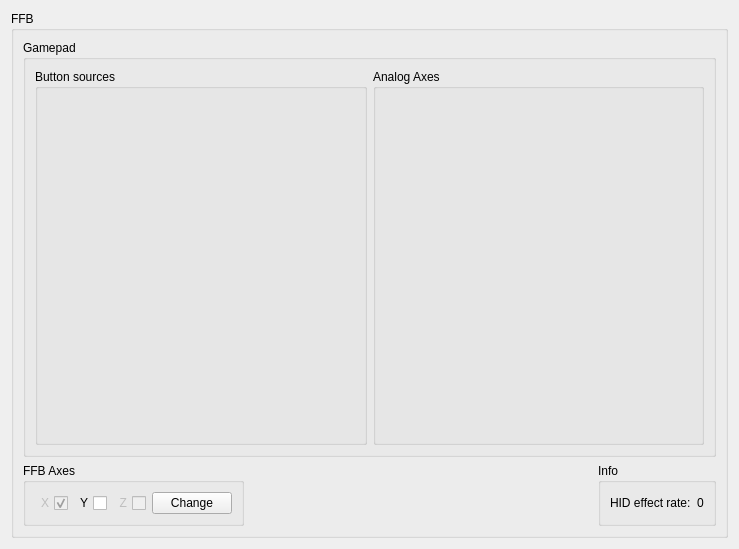
Before: the Qt Designer form res/ffbclass.ui in Ultrawipf/OpenFFBoard-configurator, drawn with Qt 5.
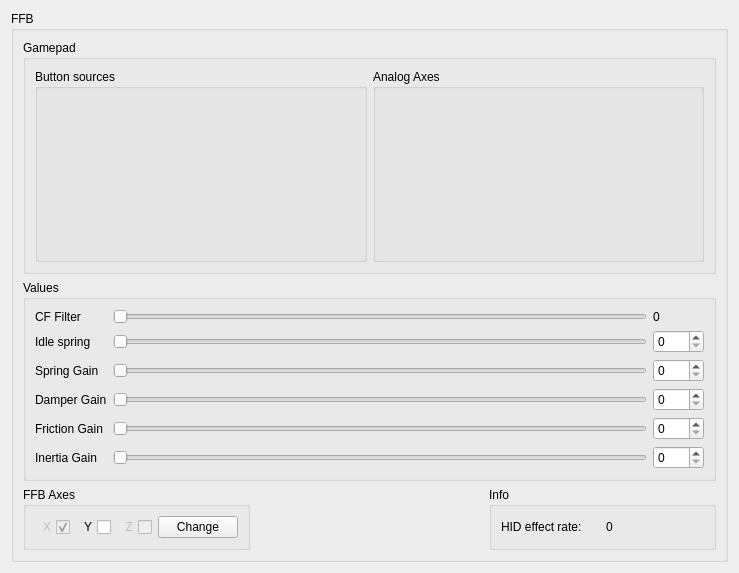
After: the same form once the commit is applied.

Commit message: Moved some params from axis tab to ffbwheel tab. Changed slider labels to spinboxes

Patch:
```diff
--- a/res/ffbclass.ui
+++ b/res/ffbclass.ui
@@ -7,7 +7,7 @@
     <x>0</x>
     <y>0</y>
     <width>739</width>
-    <height>549</height>
+    <height>573</height>
    </rect>
   </property>
   <property name="windowTitle">
@@ -19,8 +19,8 @@
      <property name="title">
       <string>FFB</string>
      </property>
-     <layout class="QGridLayout" name="gridLayout">
-      <item row="0" column="0" rowspan="2" colspan="3">
+     <layout class="QGridLayout" name="gridLayout_2">
+      <item row="0" column="0" colspan="3">
        <widget class="QGroupBox" name="groupBox_3">
         <property name="sizePolicy">
          <sizepolicy hsizetype="Preferred" vsizetype="Preferred">
@@ -55,36 +55,23 @@
         </layout>
        </widget>
       </item>
-      <item row="3" column="2">
-       <widget class="QGroupBox" name="groupBox_4">
-        <property name="sizePolicy">
-         <sizepolicy hsizetype="Preferred" vsizetype="Preferred">
-          <horstretch>0</horstretch>
-          <verstretch>0</verstretch>
-         </sizepolicy>
+      <item row="2" column="1">
+       <spacer name="horizontalSpacer_3">
+        <property name="orientation">
+         <enum>Qt::Horizontal</enum>
         </property>
-        <property name="title">
-         <string>Info</string>
+        <property name="sizeType">
+         <enum>QSizePolicy::MinimumExpanding</enum>
         </property>
-        <layout class="QHBoxLayout" name="horizontalLayout_3">
-         <item alignment="Qt::AlignLeft">
-          <widget class="QLabel" name="label_4">
-           <property name="text">
-            <string>HID effect rate:</string>
-           </property>
-          </widget>
-         </item>
-         <item alignment="Qt::AlignLeft">
-          <widget class="QLabel" name="label_HIDrate">
-           <property name="text">
-            <string>0</string>
-           </property>
-          </widget>
-         </item>
-        </layout>
-       </widget>
+        <property name="sizeHint" stdset="0">
+         <size>
+          <width>40</width>
+          <height>20</height>
+         </size>
+        </property>
+       </spacer>
       </item>
-      <item row="3" column="0">
+      <item row="2" column="0">
        <widget class="QGroupBox" name="groupBox_2">
         <property name="sizePolicy">
          <sizepolicy hsizetype="Minimum" vsizetype="Minimum">
@@ -154,21 +141,301 @@
         </layout>
        </widget>
       </item>
-      <item row="3" column="1">
-       <spacer name="horizontalSpacer_3">
-        <property name="orientation">
-         <enum>Qt::Horizontal</enum>
+      <item row="2" column="2">
+       <widget class="QGroupBox" name="groupBox_4">
+        <property name="sizePolicy">
+         <sizepolicy hsizetype="Minimum" vsizetype="Preferred">
+          <horstretch>0</horstretch>
+          <verstretch>0</verstretch>
+         </sizepolicy>
         </property>
-        <property name="sizeType">
-         <enum>QSizePolicy::MinimumExpanding</enum>
+        <property name="title">
+         <string>Info</string>
         </property>
-        <property name="sizeHint" stdset="0">
-         <size>
-          <width>40</width>
-          <height>20</height>
-         </size>
+        <layout class="QHBoxLayout" name="horizontalLayout_3">
+         <item alignment="Qt::AlignLeft">
+          <widget class="QLabel" name="label_4">
+           <property name="text">
+            <string>HID effect rate:</string>
+           </property>
+          </widget>
+         </item>
+         <item alignment="Qt::AlignLeft">
+          <widget class="QLabel" name="label_HIDrate">
+           <property name="text">
+            <string>0</string>
+           </property>
+          </widget>
+         </item>
+        </layout>
+       </widget>
+      </item>
+      <item row="1" column="0" colspan="3">
+       <widget class="QGroupBox" name="groupBox_values">
+        <property name="sizePolicy">
+         <sizepolicy hsizetype="Preferred" vsizetype="Preferred">
+          <horstretch>1</horstretch>
+          <verstretch>0</verstretch>
+         </sizepolicy>
         </property>
-       </spacer>
+        <property name="title">
+         <string>Values</string>
+        </property>
+        <layout class="QGridLayout" name="gridLayout">
+         <item row="0" column="0">
+          <widget class="QLabel" name="label_11">
+           <property name="toolTip">
+            <string>&lt;html&gt;&lt;head/&gt;&lt;body&gt;&lt;p&gt;Constant force effect filter&lt;/p&gt;&lt;/body&gt;&lt;/html&gt;</string>
+           </property>
+           <property name="text">
+            <string>CF Filter</string>
+           </property>
+          </widget>
+         </item>
+         <item row="0" column="1">
+          <widget class="QSlider" name="horizontalSlider_cffilter">
+           <property name="toolTip">
+            <string>&lt;html&gt;&lt;head/&gt;&lt;body&gt;&lt;p&gt;Constant force effect filter&lt;/p&gt;&lt;/body&gt;&lt;/html&gt;</string>
+           </property>
+           <property name="minimum">
+            <number>10</number>
+           </property>
+           <property name="maximum">
+            <number>500</number>
+           </property>
+           <property name="value">
+            <number>10</number>
+           </property>
+           <property name="sliderPosition">
+            <number>10</number>
+           </property>
+           <property name="orientation">
+            <enum>Qt::Horizontal</enum>
+           </property>
+          </widget>
+         </item>
+         <item row="0" column="2">
+          <widget class="QLabel" name="label_cffilter">
+           <property name="text">
+            <string>0</string>
+           </property>
+          </widget>
+         </item>
+         <item row="1" column="0">
+          <widget class="QLabel" name="label_8">
+           <property name="toolTip">
+            <string>&lt;html&gt;&lt;head/&gt;&lt;body&gt;&lt;p&gt;Centering force when FFB is inactive&lt;/p&gt;&lt;/body&gt;&lt;/html&gt;</string>
+           </property>
+           <property name="text">
+            <string>Idle spring</string>
+           </property>
+          </widget>
+         </item>
+         <item row="1" column="1">
+          <widget class="QSlider" name="horizontalSlider_idle">
+           <property name="toolTip">
+            <string>&lt;html&gt;&lt;head/&gt;&lt;body&gt;&lt;p&gt;Centering force when FFB is inactive&lt;/p&gt;&lt;/body&gt;&lt;/html&gt;</string>
+           </property>
+           <property name="maximum">
+            <number>255</number>
+           </property>
+           <property name="value">
+            <number>0</number>
+           </property>
+           <property name="sliderPosition">
+            <number>0</number>
+           </property>
+           <property name="orientation">
+            <enum>Qt::Horizontal</enum>
+           </property>
+          </widget>
+         </item>
+         <item row="1" column="2">
+          <widget class="QSpinBox" name="spinBox_i">
+           <property name="suffix">
+            <string> </string>
+           </property>
+           <property name="prefix">
+            <string/>
+           </property>
+           <property name="maximum">
+            <number>255</number>
+           </property>
+          </widget>
+         </item>
+         <item row="2" column="0">
+          <widget class="QLabel" name="label_9">
+           <property name="toolTip">
+            <string>&lt;html&gt;&lt;head/&gt;&lt;body&gt;&lt;p&gt;Intensity of friction effects&lt;/p&gt;&lt;/body&gt;&lt;/html&gt;</string>
+           </property>
+           <property name="text">
+            <string>Spring Gain</string>
+           </property>
+          </widget>
+         </item>
+         <item row="2" column="1">
+          <widget class="QSlider" name="horizontalSlider_spring">
+           <property name="toolTip">
+            <string>&lt;html&gt;&lt;head/&gt;&lt;body&gt;&lt;p&gt;Intensity of friction effects&lt;/p&gt;&lt;/body&gt;&lt;/html&gt;</string>
+           </property>
+           <property name="maximum">
+            <number>255</number>
+           </property>
+           <property name="value">
+            <number>0</number>
+           </property>
+           <property name="sliderPosition">
+            <number>0</number>
+           </property>
+           <property name="orientation">
+            <enum>Qt::Horizontal</enum>
+           </property>
+          </widget>
+         </item>
+         <item row="2" column="2">
+          <widget class="QSpinBox" name="spinBox_spring">
+           <property name="suffix">
+            <string> </string>
+           </property>
+           <property name="prefix">
+            <string/>
+           </property>
+           <property name="maximum">
+            <number>255</number>
+           </property>
+          </widget>
+         </item>
+         <item row="3" column="0">
+          <widget class="QLabel" name="label_10">
+           <property name="toolTip">
+            <string>&lt;html&gt;&lt;head/&gt;&lt;body&gt;&lt;p&gt;Centering force when FFB is inactive&lt;/p&gt;&lt;/body&gt;&lt;/html&gt;</string>
+           </property>
+           <property name="text">
+            <string>Damper Gain</string>
+           </property>
+          </widget>
+         </item>
+         <item row="3" column="1">
+          <widget class="QSlider" name="horizontalSlider_damper">
+           <property name="toolTip">
+            <string>&lt;html&gt;&lt;head/&gt;&lt;body&gt;&lt;p&gt;Centering force when FFB is inactive&lt;/p&gt;&lt;/body&gt;&lt;/html&gt;</string>
+           </property>
+           <property name="maximum">
+            <number>255</number>
+           </property>
+           <property name="value">
+            <number>0</number>
+           </property>
+           <property name="sliderPosition">
+            <number>0</number>
+           </property>
+           <property name="orientation">
+            <enum>Qt::Horizontal</enum>
+           </property>
+          </widget>
+         </item>
+         <item row="3" column="2">
+          <widget class="QSpinBox" name="spinBox_damper">
+           <property name="suffix">
+            <string> </string>
+           </property>
+           <property name="prefix">
+            <string/>
+           </property>
+           <property name="maximum">
+            <number>255</number>
+           </property>
+          </widget>
+         </item>
+         <item row="4" column="0">
+          <widget class="QLabel" name="label_12">
+           <property name="toolTip">
+            <string>&lt;html&gt;&lt;head/&gt;&lt;body&gt;&lt;p&gt;Constant force effect filter&lt;/p&gt;&lt;/body&gt;&lt;/html&gt;</string>
+           </property>
+           <property name="text">
+            <string>Friction Gain</string>
+           </property>
+          </widget>
+         </item>
+         <item row="4" column="1">
+          <widget class="QSlider" name="horizontalSlider_friction">
+           <property name="toolTip">
+            <string>&lt;html&gt;&lt;head/&gt;&lt;body&gt;&lt;p&gt;Constant force effect filter&lt;/p&gt;&lt;/body&gt;&lt;/html&gt;</string>
+           </property>
+           <property name="minimum">
+            <number>10</number>
+           </property>
+           <property name="maximum">
+            <number>500</number>
+           </property>
+           <property name="value">
+            <number>10</number>
+           </property>
+           <property name="sliderPosition">
+            <number>10</number>
+           </property>
+           <property name="orientation">
+            <enum>Qt::Horizontal</enum>
+           </property>
+          </widget>
+         </item>
+         <item row="4" column="2">
+          <widget class="QSpinBox" name="spinBox_friction">
+           <property name="suffix">
+            <string> </string>
+           </property>
+           <property name="prefix">
+            <string/>
+           </property>
+           <property name="maximum">
+            <number>255</number>
+           </property>
+          </widget>
+         </item>
+         <item row="5" column="0">
+          <widget class="QLabel" name="label_7">
+           <property name="toolTip">
+            <string>&lt;html&gt;&lt;head/&gt;&lt;body&gt;&lt;p&gt;Intensity of friction effects&lt;/p&gt;&lt;/body&gt;&lt;/html&gt;</string>
+           </property>
+           <property name="text">
+            <string>Inertia Gain</string>
+           </property>
+          </widget>
+         </item>
+         <item row="5" column="1">
+          <widget class="QSlider" name="horizontalSlider_inertia">
+           <property name="toolTip">
+            <string>&lt;html&gt;&lt;head/&gt;&lt;body&gt;&lt;p&gt;Intensity of friction effects&lt;/p&gt;&lt;/body&gt;&lt;/html&gt;</string>
+           </property>
+           <property name="maximum">
+            <number>255</number>
+           </property>
+           <property name="value">
+            <number>0</number>
+           </property>
+           <property name="sliderPosition">
+            <number>0</number>
+           </property>
+           <property name="orientation">
+            <enum>Qt::Horizontal</enum>
+           </property>
+          </widget>
+         </item>
+         <item row="5" column="2">
+          <widget class="QSpinBox" name="spinBox_inertia">
+           <property name="suffix">
+            <string> </string>
+           </property>
+           <property name="prefix">
+            <string/>
+           </property>
+           <property name="maximum">
+            <number>255</number>
+           </property>
+          </widget>
+         </item>
+        </layout>
+       </widget>
       </item>
      </layout>
     </widget>
```
Left out of the diff: 163 changed lines with no effect on the pictures. The commit also changes 4 other files.
